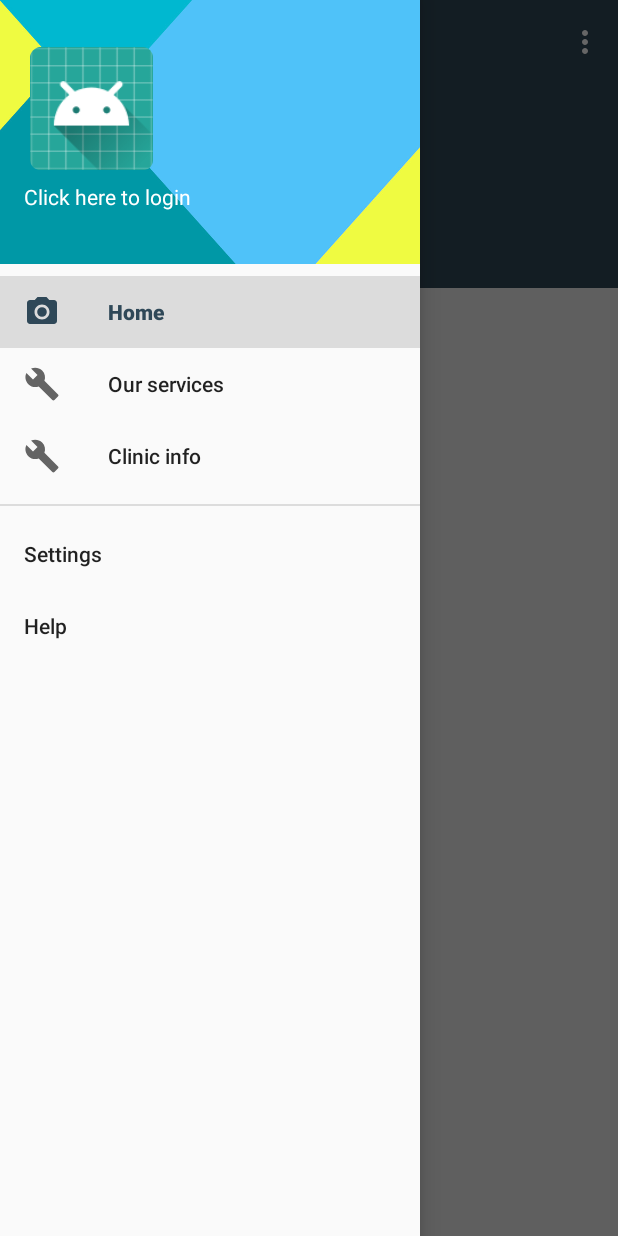
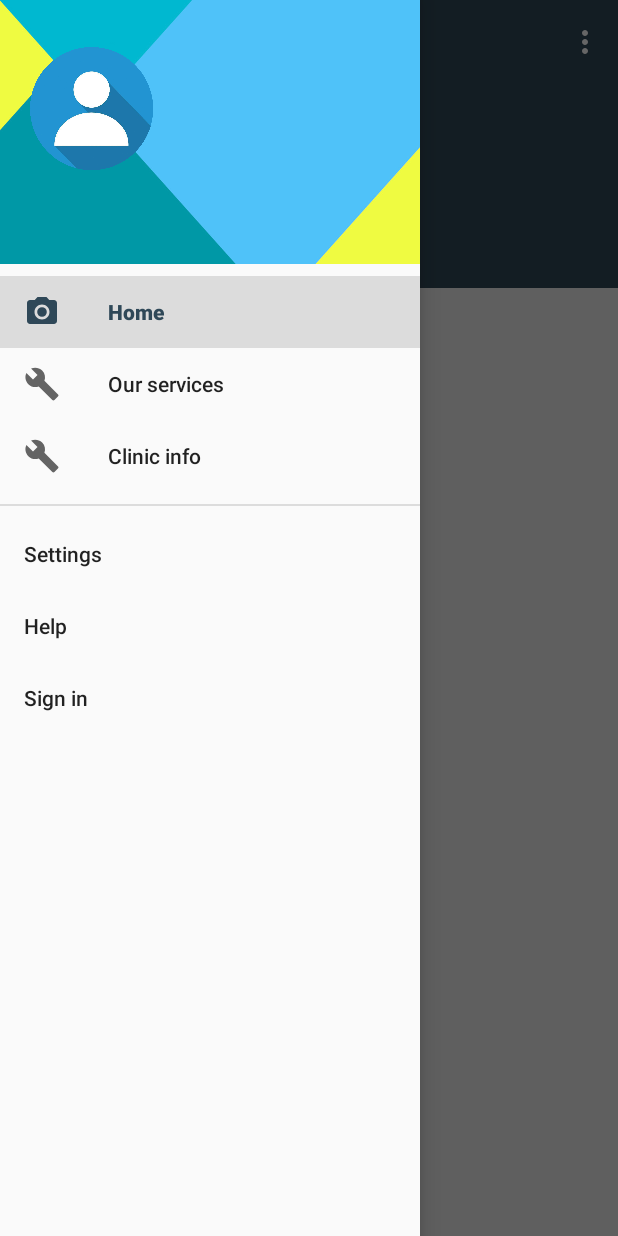
Before and after one commit to arblitroshani/DCMS-app, an Android app: the screen it shows after launch (MainActivity), with the side drawer open, on a phone screen of 412 x 824 dp. Run offline under Robolectric (Android 15) with nearby library versions, the phone set to English and light mode, and no system bars; our stand-ins replace ButterKnife, Firebase (no records; nobody signed in at launch, a user with empty details on screens opened directly); libraries missing offline, so code that uses them is left out: com.firebase.ui.

Commit message:
added sign in buttons

```diff
--- a/app/src/main/java/me/arblitroshani/androidtest/activity/MainActivity.java
+++ b/app/src/main/java/me/arblitroshani/androidtest/activity/MainActivity.java
@@ -101,17 +101,12 @@ public class MainActivity extends AppCompatActivity
                 .load(storageRefServices.child("tooth.png"))
                 .into(ivLogo);
 
+        setupMenuLoggedIn(false);
+
         auth = FirebaseAuth.getInstance();
         if (isUserSignedIn()) {
             refreshNavigationDrawer();
         }
-
-        tvName.setOnClickListener(new View.OnClickListener() {
-            @Override
-            public void onClick(View view) {
-                login();
-            }
-        });
 
         itemIds = new HashMap<>();
         itemIds.put("Services", R.id.nav_services);
@@ -140,6 +135,7 @@ public class MainActivity extends AppCompatActivity
                 auth = FirebaseAuth.getInstance();
                 refreshNavigationDrawer();
                 drawer.closeDrawer(GravityCompat.START);
+                replaceFragment(R.id.nav_home);
             } else {
                 if (response == null) {  // User pressed back button
                     showSnackbar("Sign in cancelled");
@@ -176,11 +172,14 @@ public class MainActivity extends AppCompatActivity
                     .addOnCompleteListener(new OnCompleteListener<Void>() {
                         public void onComplete(@NonNull Task<Void> task) {
                             showSnackbar("Signed out!");
-                            tvName.setText("Click to login");
+                            tvName.setText("");
                             tvEmail.setText("");
                             GlideApp.with(getApplicationContext())
-                                    .load(R.mipmap.ic_launcher_round)
+                                    .load(R.drawable.default_profile)
+                                    .apply(RequestOptions.circleCropTransform())
                                     .into(ivProfile);
+                            setupMenuLoggedIn(false);
+                            replaceFragment(R.id.nav_home);
                             invalidateOptionsMenu();
                         }
                     });
@@ -220,10 +219,10 @@ public class MainActivity extends AppCompatActivity
     public boolean onOptionsItemSelected(MenuItem item) {
         int id = item.getItemId();
 
-        if (id == R.id.action_login) {
+        if (id == R.id.action_sign_in) {
             login();
             return true;
-        } else if (id == R.id.action_logout) {
+        } else if (id == R.id.action_sign_out) {
             logout();
             return true;
         } else if (id == R.id.home) {
@@ -250,6 +249,12 @@ public class MainActivity extends AppCompatActivity
             fragmentClassName = "Home";
         } else if (id == R.id.nav_help) {
             fragmentClassName = "Home";
+        } else if (id == R.id.nav_sign_in) {
+            login();
+            return true;
+        } else if (id == R.id.nav_sign_out) {
+            logout();
+            return true;
         } else {
             fragmentClassName = "Home";
         }
@@ -302,6 +307,19 @@ public class MainActivity extends AppCompatActivity
         onNavigationItemSelected(navigationView.getMenu().findItem(id));
     }
 
+    public void startActivity(String className) {
+        Intent i;
+        switch (className) {
+            case "AppointmentsActivity":
+                i = new Intent(MainActivity.this, AppointmentsActivity.class);
+                break;
+            default:
+                i = new Intent(MainActivity.this, MainActivity.class);
+                break;
+        }
+        startActivity(i);
+    }
+
     private void uncheckAllMenuItems() {
         int size = navigationView.getMenu().size();
         for (int i = 0; i < size; i++) {
@@ -314,6 +332,8 @@ public class MainActivity extends AppCompatActivity
     }
 
     private void refreshNavigationDrawer() {
+        setupMenuLoggedIn(true);
+
         FirebaseUser currentUser = auth.getCurrentUser();
         tvName.setText(currentUser.getDisplayName());
         tvEmail.setText(currentUser.getEmail());
@@ -324,4 +344,10 @@ public class MainActivity extends AppCompatActivity
                 .apply(RequestOptions.circleCropTransform())
                 .into(ivProfile);
     }
+
+    private void setupMenuLoggedIn(boolean b) {
+        Menu navMenu = navigationView.getMenu();
+        navMenu.findItem(R.id.nav_sign_in).setVisible(!b);
+        navMenu.findItem(R.id.nav_sign_out).setVisible(b);
+    }
 }
--- a/app/src/main/res/layout/nav_header_main.xml
+++ b/app/src/main/res/layout/nav_header_main.xml
@@ -1,6 +1,5 @@
 <?xml version="1.0" encoding="utf-8"?>
 <LinearLayout xmlns:android="http://schemas.android.com/apk/res/android"
-    xmlns:app="http://schemas.android.com/apk/res-auto"
     android:layout_width="match_parent"
     android:layout_height="@dimen/nav_header_height"
     android:background="@drawable/nav_header"
@@ -17,16 +16,14 @@
         android:layout_width="90dp"
         android:layout_height="90dp"
         android:contentDescription="@string/nav_header_desc"
-        android:paddingTop="@dimen/nav_header_vertical_spacing"
-        app:srcCompat="@mipmap/ic_launcher_round" />
+        android:src="@drawable/default_profile"
+        android:paddingTop="@dimen/nav_header_vertical_spacing"/>
 
     <TextView
         android:id="@+id/tvName"
         android:layout_width="match_parent"
         android:layout_height="wrap_content"
         android:paddingTop="@dimen/nav_header_vertical_spacing"
-        android:clickable="true"
-        android:text="Click here to login"
         android:textAppearance="@style/TextAppearance.AppCompat.Body1" />
 
     <TextView
--- a/app/src/main/res/menu/activity_main_drawer.xml
+++ b/app/src/main/res/menu/activity_main_drawer.xml
@@ -25,6 +25,12 @@
             <item
                 android:id="@+id/nav_help"
                 android:title="Help" />
+            <item
+                android:id="@+id/nav_sign_in"
+                android:title="Sign in" />
+            <item
+                android:id="@+id/nav_sign_out"
+                android:title="Sign out" />
         </group>
     </group>
 </menu>
--- a/app/src/main/res/menu/main.xml
+++ b/app/src/main/res/menu/main.xml
@@ -2,14 +2,14 @@
 <menu xmlns:android="http://schemas.android.com/apk/res/android"
     xmlns:app="http://schemas.android.com/apk/res-auto">
     <item
-        android:id="@+id/action_login"
+        android:id="@+id/action_sign_in"
         android:orderInCategory="100"
-        android:title="Log In"
+        android:title="Sign In"
         app:showAsAction="never" />
     <item
         android:visible="false"
-        android:id="@+id/action_logout"
+        android:id="@+id/action_sign_out"
         android:orderInCategory="100"
-        android:title="Log Out"
+        android:title="Sign Out"
         app:showAsAction="never" />
 </menu>
```
Also changed, not shown: app/src/main/java/me/arblitroshani/androidtest/activity/AppointmentsActivity.java (+1 -6 lines), app/src/main/java/me/arblitroshani/androidtest/adapter/HomeAdapter.java (+4 -4 lines), app/src/main/res/drawable/common_ic_googleplayservices.png (deleted), app/src/main/res/drawable/default_profile.gif (added), 211 other files.
